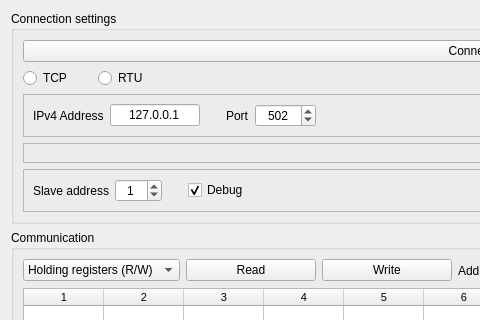
Old version of the form src/client_form.ui in the repository ipeperko/modbus-tester; both pictures show x 0 to 480 and y 0 to 320 of the 942 by 706 pixel window.
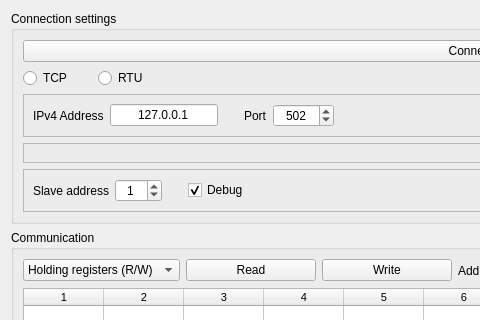
New version of the form. Custom widgets are drawn as their Qt base class.

Commit message: server tab buttons enable/disable

Patch:
```diff
--- a/src/client_form.ui
+++ b/src/client_form.ui
@@ -122,7 +122,7 @@
                </property>
                <property name="maximumSize">
                 <size>
-                 <width>90</width>
+                 <width>130</width>
                  <height>16777215</height>
                 </size>
                </property>
```
The commit also changes 4 other files.
